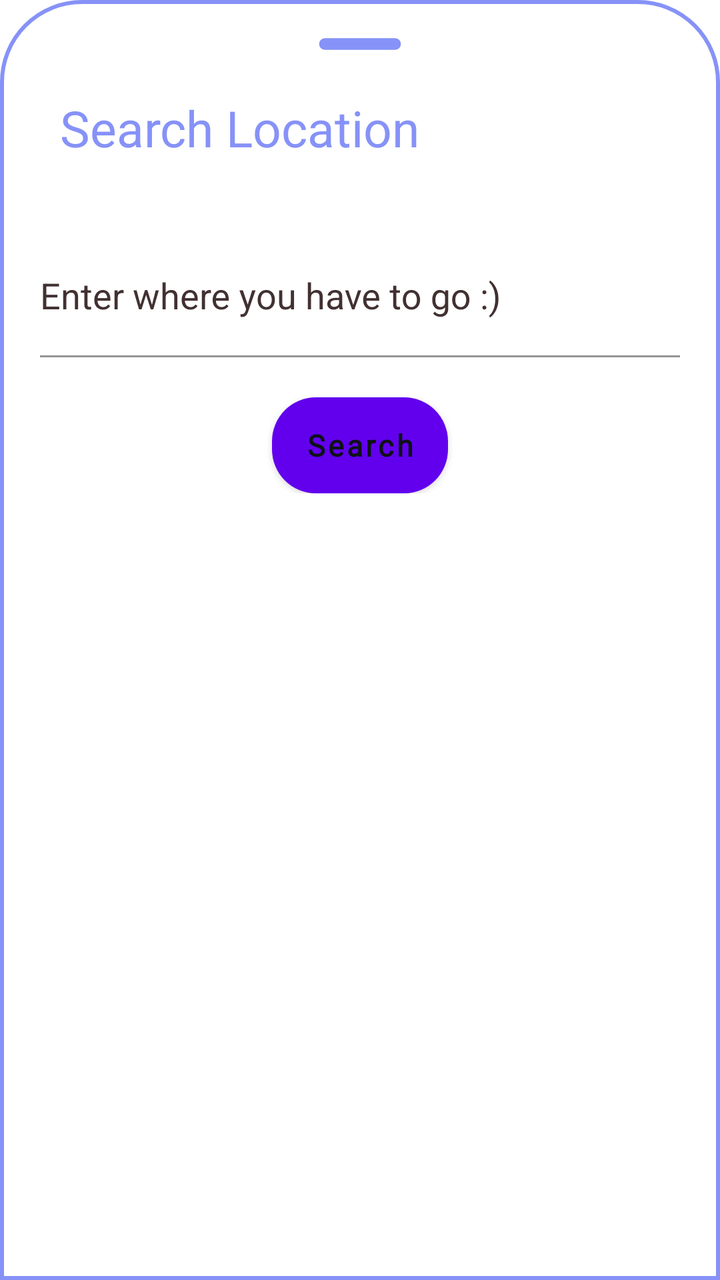
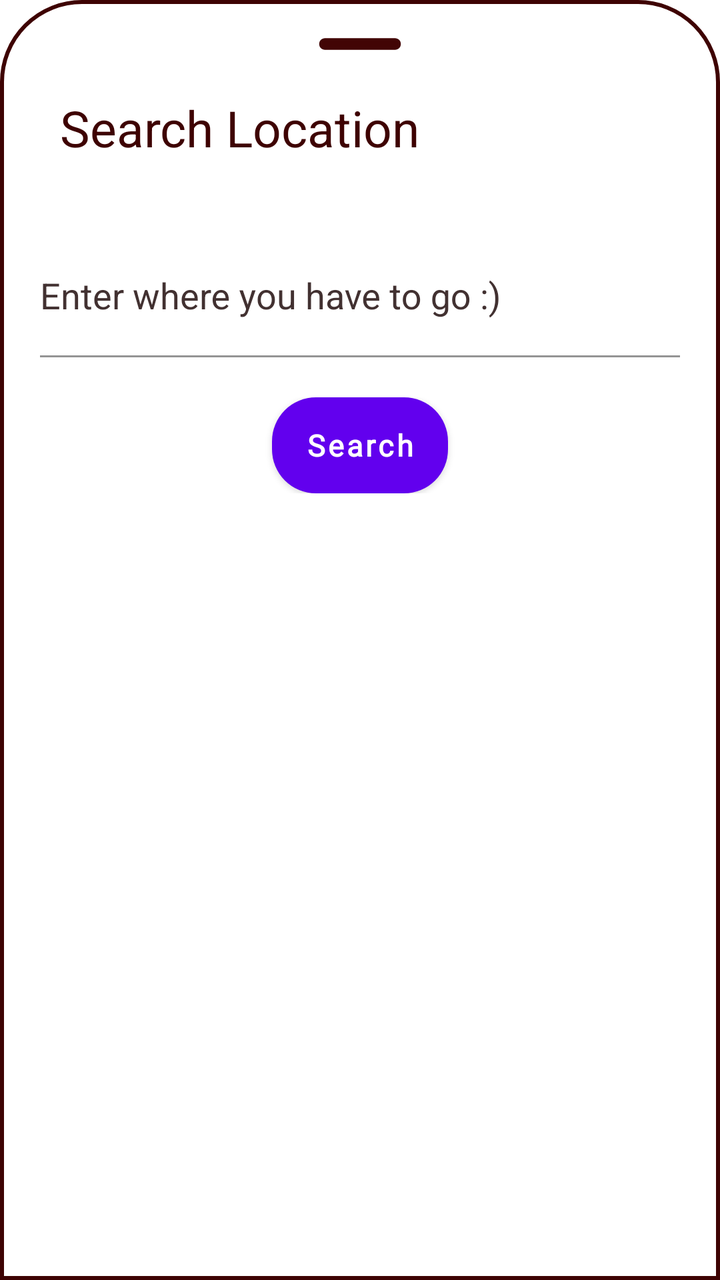

The first picture is an Android layout as it rendered before a commit; the second is the same layout after the commit. The layout source and the unified diff follow.
<!-- AndroidManifest.xml: application theme Theme.MyApp -->
<!-- res/layout/bottomsheetlayout.xml -->
<?xml version="1.0" encoding="utf-8"?>
<LinearLayout xmlns:android="http://schemas.android.com/apk/res/android"
    xmlns:app="http://schemas.android.com/apk/res-auto"
    xmlns:tools="http://schemas.android.com/tools"
    android:orientation="vertical"
    android:layout_width="match_parent"
    android:layout_height="match_parent"
    android:background="@drawable/dialogbg">

    <ImageView
        android:layout_width="70dp"
        android:layout_height="wrap_content"
        android:src="@drawable/ic_round_remove_24"
        android:layout_gravity="center|top"
        android:scaleType="centerCrop"/>

    <LinearLayout
        android:layout_width="match_parent"
        android:layout_height="wrap_content"
        android:orientation="horizontal">

        <TextView
            android:id="@+id/createText"
            android:layout_width="wrap_content"
            android:layout_height="wrap_content"
            android:textAlignment="viewStart"
            android:text="Search Location"
            android:padding="8dp"
            android:textColor="@color/lavender"
            android:layout_marginStart="12dp"
            android:layout_marginTop="5dp"
            android:textSize="25dp" />

        <ImageView
            android:layout_width="wrap_content"
            android:layout_height="wrap_content"
            android:src="@drawable/ic_baseline_clear_24"
            android:layout_marginLeft="250dp"
            android:layout_marginTop="8dp"
            android:id="@+id/cancelButton"/>

    </LinearLayout>


    <LinearLayout
        android:id="@+id/layoutVideo"
        android:orientation="horizontal"
        android:layout_width="match_parent"
        android:layout_height="90dp"
        android:layout_marginTop="10dp"
        android:padding="10dp">

        <androidx.constraintlayout.widget.ConstraintLayout
            android:id="@+id/relativeLayout"
            android:layout_width="match_parent"
            android:layout_height="match_parent"


            >

            <com.google.android.material.textfield.TextInputLayout
                android:id="@+id/loc_layout"
                style="@style/Widget.MaterialComponents.TextInputLayout.FilledBox.Dense"
                android:layout_width="match_parent"
                android:layout_height="match_parent"
                android:layout_marginTop="10dp"
                android:textColorHint="@color/gray_800"
                app:boxBackgroundColor="@color/white"
                app:boxStrokeColor="#0B0A0A"
                app:hintTextColor="#070707"
                app:layout_constraintBottom_toBottomOf="parent"
                app:layout_constraintEnd_toEndOf="parent"
                app:layout_constraintHorizontal_bias="0.5"
                app:layout_constraintStart_toStartOf="parent"
                app:layout_constraintTop_toTopOf="parent"
                app:layout_constraintVertical_bias="0.5">

                <AutoCompleteTextView
                    android:id="@+id/autocomplete"
                    android:textColor="@color/gray_500"
                    android:textColorHint="@color/gray_500"
                    android:hint="Enter where you have to go :)"
                    android:layout_width="match_parent"
                    android:layout_height="match_parent"
                    android:background="@color/cardview_light_background"

                />
            </com.google.android.material.textfield.TextInputLayout>

        </androidx.constraintlayout.widget.ConstraintLayout>

    </LinearLayout>



    <LinearLayout
        android:id="@+id/layoutLive"
        android:orientation="horizontal"
        android:layout_width="match_parent"
        android:layout_height="wrap_content"
        android:paddingLeft="10dp"
        android:paddingRight="10dp"
        android:gravity="center_horizontal"
        android:paddingTop="10dp"
        android:paddingBottom="30dp">


        <Button
            android:id="@+id/tripSearchButton"
            style="@style/btnSolidRoundedSmallTxt"
            android:layout_width="wrap_content"
            android:layout_height="wrap_content"
            android:backgroundTint="#F8F8F8"
            android:ellipsize="end"
            android:gravity="center"
            android:paddingStart="5dp"
            android:paddingTop="5dp"
            android:paddingEnd="5dp"
            android:paddingBottom="5dp"
            android:singleLine="true"
            android:text="Search"
            android:textAllCaps="false"
            tools:layout_conversion_absoluteHeight="50dp"
            tools:layout_conversion_absoluteWidth="88dp"
            tools:layout_editor_absoluteX="54dp"
            tools:layout_editor_absoluteY="293dp" />

    </LinearLayout>

</LinearLayout>
<!-- resources referenced by this layout -->
<resources>
  <color name="gray_500">#959595</color>
  <color name="gray_800">#423131</color>
  <color name="lavender">#8692f7</color>
  <color name="white">#FFFFFFFF</color>
  <!-- drawable dialogbg (drawable) -->
  <?xml version="1.0" encoding="utf-8"?>
  <shape xmlns:android="http://schemas.android.com/apk/res/android">
  
      <solid
          android:color="@color/white"/>
  
      <corners
          android:topLeftRadius="40dp"
          android:topRightRadius="40dp" />
      <padding
          android:left="10dp"
          android:right="10dp"
          android:top="10dp"
          android:bottom="10dp"/>
  
      <stroke
          android:width="2dp"
          android:color="@color/lavender"/>
  
  </shape>
  <!-- drawable ic_baseline_clear_24 (drawable) -->
  <vector android:height="24dp" android:tint="#8692F7"
      android:viewportHeight="24" android:viewportWidth="24"
      android:width="24dp" xmlns:android="http://schemas.android.com/apk/res/android">
      <path android:fillColor="@android:color/white" android:pathData="M19,6.41L17.59,5 12,10.59 6.41,5 5,6.41 10.59,12 5,17.59 6.41,19 12,13.41 17.59,19 19,17.59 13.41,12z"/>
  </vector>
  <!-- drawable ic_round_remove_24 (drawable) -->
  <vector android:height="24dp" android:tint="#8692F7"
      android:viewportHeight="24" android:viewportWidth="24"
      android:width="24dp" xmlns:android="http://schemas.android.com/apk/res/android">
      <path android:fillColor="@android:color/white" android:pathData="M18,13H6c-0.55,0 -1,-0.45 -1,-1s0.45,-1 1,-1h12c0.55,0 1,0.45 1,1s-0.45,1 -1,1z"/>
  </vector>
  <style name="btnSolidRoundedSmallTxt">
          <item name="android:textSize">15sp</item>
          <item name="android:textColor">@color/gray_901</item>
          <item name="android:fontFamily">@font/montserrat</item>
          <item name="android:textFontWeight" tools:targetApi="p">700</item>
          <item name="android:background">@drawable/rectangle_bg_gray_50_radius_24</item>
      </style>
  <style name="Theme.MyApp" parent="Theme.MaterialComponents.DayNight.NoActionBar">
          
          <item name="colorPrimary">@color/purple_500</item>
          <item name="colorPrimaryVariant">@color/purple_700</item>
          <item name="colorOnPrimary">@color/white</item>
          
          <item name="colorSecondary">@color/teal_200</item>
          <item name="colorSecondaryVariant">@color/teal_700</item>
          <item name="colorOnSecondary">@color/black</item>
          
          <item name="android:statusBarColor" tools:targetApi="l">?attr/colorPrimaryVariant</item>
          
      </style>
  <color name="gray_901">#0e1217</color>
  <!-- drawable rectangle_bg_gray_50_radius_24 (drawable) -->
  <?xml version="1.0" encoding="UTF-8"?>
  <shape android:shape="rectangle" xmlns:android="http://schemas.android.com/apk/res/android">
      <solid android:color="@color/gray_50"/>
      <corners android:radius="@dimen/_24pxh"/>
  </shape>
  <color name="purple_500">#FF6200EE</color>
  <color name="purple_700">#FF3700B3</color>
  <color name="teal_200">#FF03DAC5</color>
  <color name="teal_700">#FF018786</color>
  <color name="black">#FF000000</color>
  <color name="gray_50">#f9f9f9</color>
  <dimen name="_24pxh">24.0dp</dimen>
</resources>

<!-- the commit's change to res/layout/bottomsheetlayout.xml (unified diff, before → after) -->
@@ -26,7 +26,7 @@
             android:textAlignment="viewStart"
             android:text="Search Location"
             android:padding="8dp"
-            android:textColor="@color/lavender"
+            android:textColor="@color/gray_900"
             android:layout_marginStart="12dp"
             android:layout_marginTop="5dp"
             android:textSize="25dp" />
@@ -110,7 +110,7 @@
             style="@style/btnSolidRoundedSmallTxt"
             android:layout_width="wrap_content"
             android:layout_height="wrap_content"
-            android:backgroundTint="#F8F8F8"
+            android:backgroundTint="@color/gray_900"
             android:ellipsize="end"
             android:gravity="center"
             android:paddingStart="5dp"
@@ -119,6 +119,7 @@
             android:paddingBottom="5dp"
             android:singleLine="true"
             android:text="Search"
+            android:textColor="@color/white"
             android:textAllCaps="false"
             tools:layout_conversion_absoluteHeight="50dp"
             tools:layout_conversion_absoluteWidth="88dp"
<!-- resource entries referenced after the edit -->
@@ -2,7 +2,7 @@
 <resources>
   <color name="gray_500">#959595</color>
   <color name="gray_800">#423131</color>
-  <color name="lavender">#8692f7</color>
+  <color name="gray_900">#3e0202</color>
   <color name="white">#FFFFFFFF</color>
   <!-- drawable dialogbg (drawable) -->
   <?xml version="1.0" encoding="utf-8"?>
@@ -22,7 +22,7 @@
   
       <stroke
           android:width="2dp"
-          android:color="@color/lavender"/>
+          android:color="@color/gray_900"/>
   
   </shape>
   <!-- drawable ic_baseline_clear_24 (drawable) -->
@@ -32,7 +32,7 @@
       <path android:fillColor="@android:color/white" android:pathData="M19,6.41L17.59,5 12,10.59 6.41,5 5,6.41 10.59,12 5,17.59 6.41,19 12,13.41 17.59,19 19,17.59 13.41,12z"/>
   </vector>
   <!-- drawable ic_round_remove_24 (drawable) -->
-  <vector android:height="24dp" android:tint="#8692F7"
+  <vector android:height="24dp" android:tint="#420505"
       android:viewportHeight="24" android:viewportWidth="24"
       android:width="24dp" xmlns:android="http://schemas.android.com/apk/res/android">
       <path android:fillColor="@android:color/white" android:pathData="M18,13H6c-0.55,0 -1,-0.45 -1,-1s0.45,-1 1,-1h12c0.55,0 1,0.45 1,1s-0.45,1 -1,1z"/>
